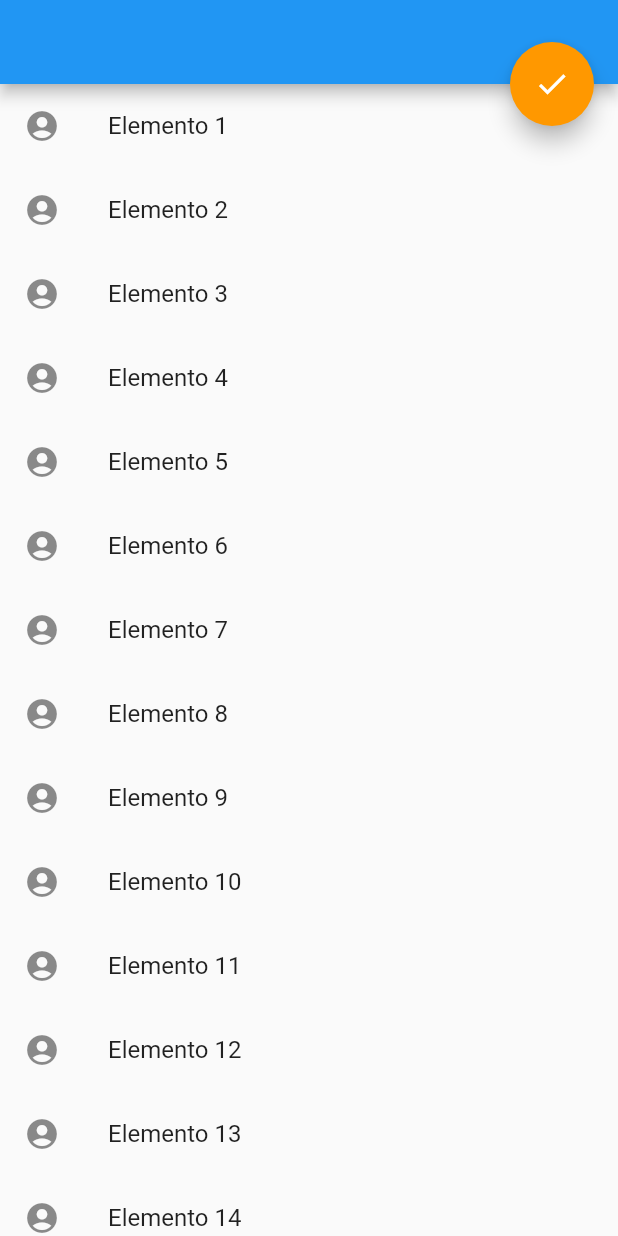
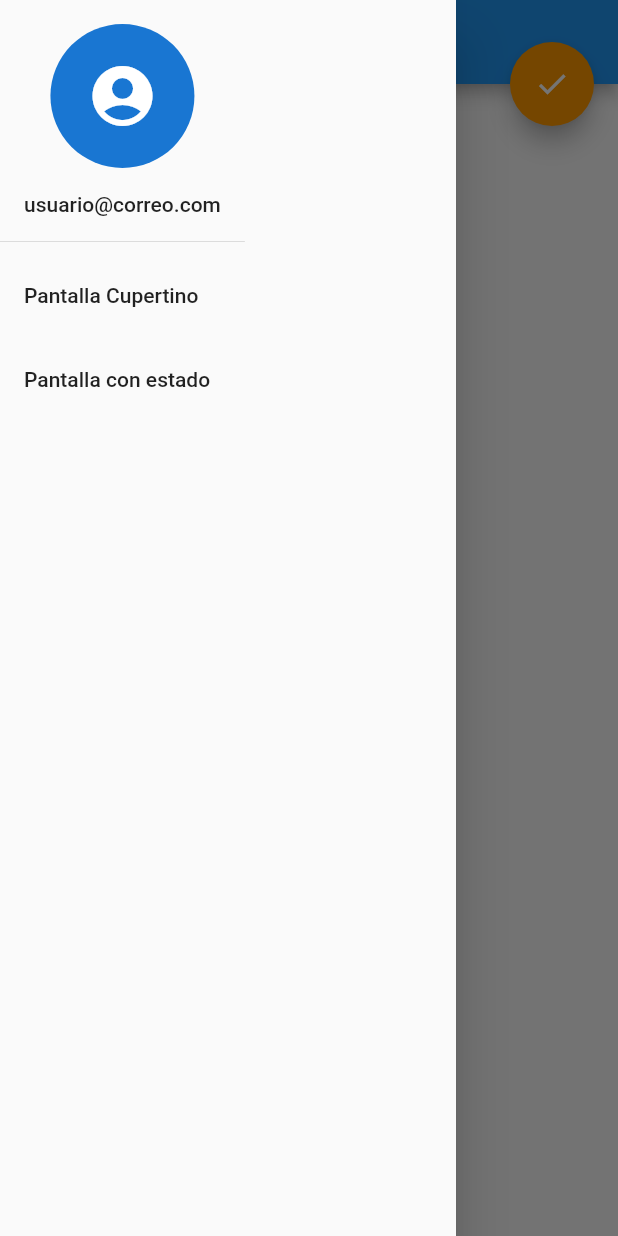
Before and after one commit to Luis-MX/curso-flutter-2020, a Flutter app: the screen it shows after launch, with the side drawer open (before the commit the screen has no drawer), on a phone screen of 412 x 824 dp. Run offline on Flutter 3.47's test engine with Material 2 defaults, Android fonts, the phone set to English and light mode, and no system bars.

Commit message:
Pantallas extra

```diff
--- a/lib/main.dart
+++ b/lib/main.dart
@@ -1,4 +1,6 @@
 import 'package:flutter/material.dart';
+import 'package:hello/cupertino.dart';
+import 'package:hello/estado.dart';
 
 void main() => runApp(Aplicacion());
 
@@ -7,8 +9,57 @@ class Aplicacion extends StatelessWidget {
   @override
   Widget build(BuildContext context) {
     return MaterialApp(
-      home: Scaffold(
+      home: PantallaPrincipal(),
+    );
+  }
+
+}
+
+
+class PantallaPrincipal extends StatelessWidget {
+  @override
+  Widget build(BuildContext context) {
+    return Scaffold(
       appBar: AppBar(),
+      drawer: Drawer(
+        child: Column(
+          crossAxisAlignment: CrossAxisAlignment.start,
+          children: <Widget>[
+            DrawerHeader(
+              child: Column(
+                mainAxisSize: MainAxisSize.min,
+                mainAxisAlignment: MainAxisAlignment.start,
+                children: <Widget>[
+                  CircleAvatar(
+                    child: Icon(Icons.account_circle, size: 48,),
+                    radius: 48,
+                  ),
+                  SizedBox(height: 16,),
+                  Text('usuario@correo.com')
+                ],
+              ),
+            ),
+            ListTile(
+              title: Text('Pantalla Cupertino'),
+              onTap: () {
+                Navigator.of(context).push(MaterialPageRoute(
+                  builder: (_) => PantallaCupertino()
+                ));
+              },
+            ),
+            ListTile(
+              title: Text('Pantalla con estado'),
+              onTap: () {
+                Navigator.push(
+                  context,
+                  MaterialPageRoute(
+                  builder: (_) => PantallaConEstado()
+                ));
+              },
+            ),
+          ],
+        ),
+      ),
       body: ListView.builder(
         itemCount: 50,
         itemBuilder: (_, index) {
@@ -24,12 +75,10 @@ class Aplicacion extends StatelessWidget {
         onPressed: () => print('Haz hecho click'),
       ),
       floatingActionButtonLocation: FloatingActionButtonLocation.endTop,
-      ),
     );
   }
 
   void click() {
     print('Estoy fuera del metodo build');
   }
-
 }
```
Lines whose indentation alone changed are shown as unchanged.
